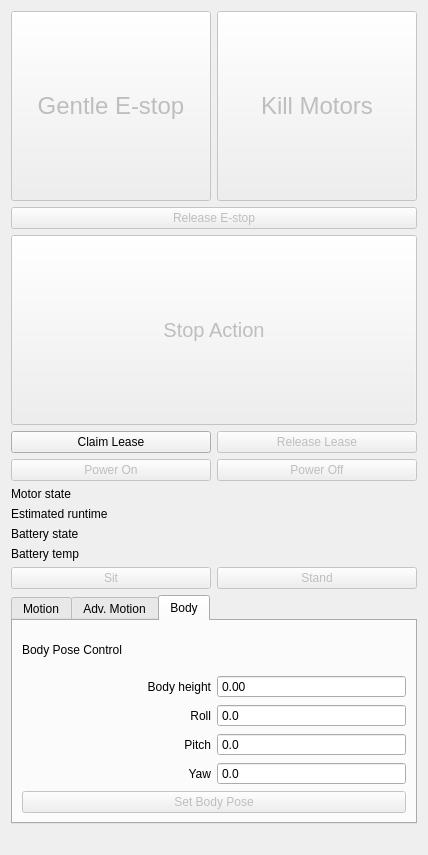
Above: spot_viz/resource/spot_control.ui from heuristicus/spot_ros before the change. Below: the same form after it.
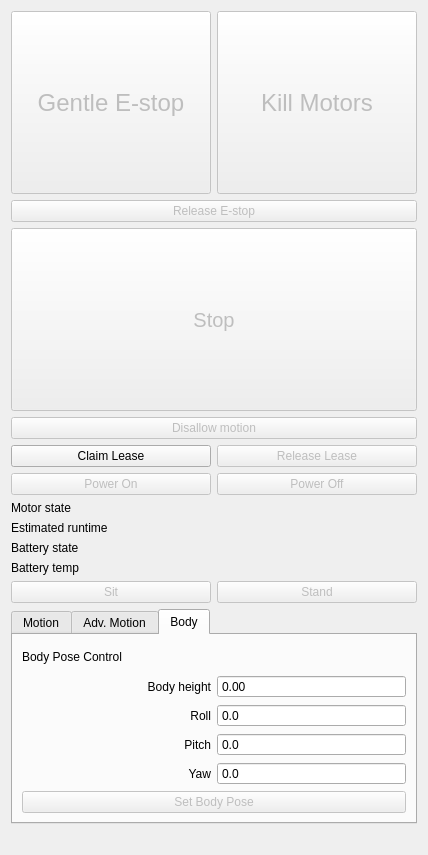
That is the form after the change. The open tabs and pages were chosen to show the change.

Commit message:
sit, stand and self right disabled when motion disabled, ui has button for allow motion
The stop button in the ui will now call the locked stop. Stop button is disabled and has its text changed when motion is not allowed

What changed in the file:
```diff
--- a/spot_viz/resource/spot_control.ui
+++ b/spot_viz/resource/spot_control.ui
@@ -113,12 +113,25 @@
         <string>Stop any action the robot is taking but do not sit down or kill motor power</string>
        </property>
        <property name="text">
-        <string>Stop Action</string>
+        <string>Stop</string>
        </property>
       </widget>
      </item>
     </layout>
    </item>
+   <item>
+    <widget class="QPushButton" name="allowMotionButton">
+     <property name="enabled">
+      <bool>false</bool>
+     </property>
+     <property name="toolTip">
+      <string>Allow or disallow motion of the robot</string>
+     </property>
+     <property name="text">
+      <string>Disallow motion</string>
+     </property>
+    </widget>
+   </item>
    <item>
     <layout class="QVBoxLayout" name="verticalLayout">
      <item>
```
Left out of the diff: 15 changed lines with no effect on the pictures. The commit also changes 3 other files.
